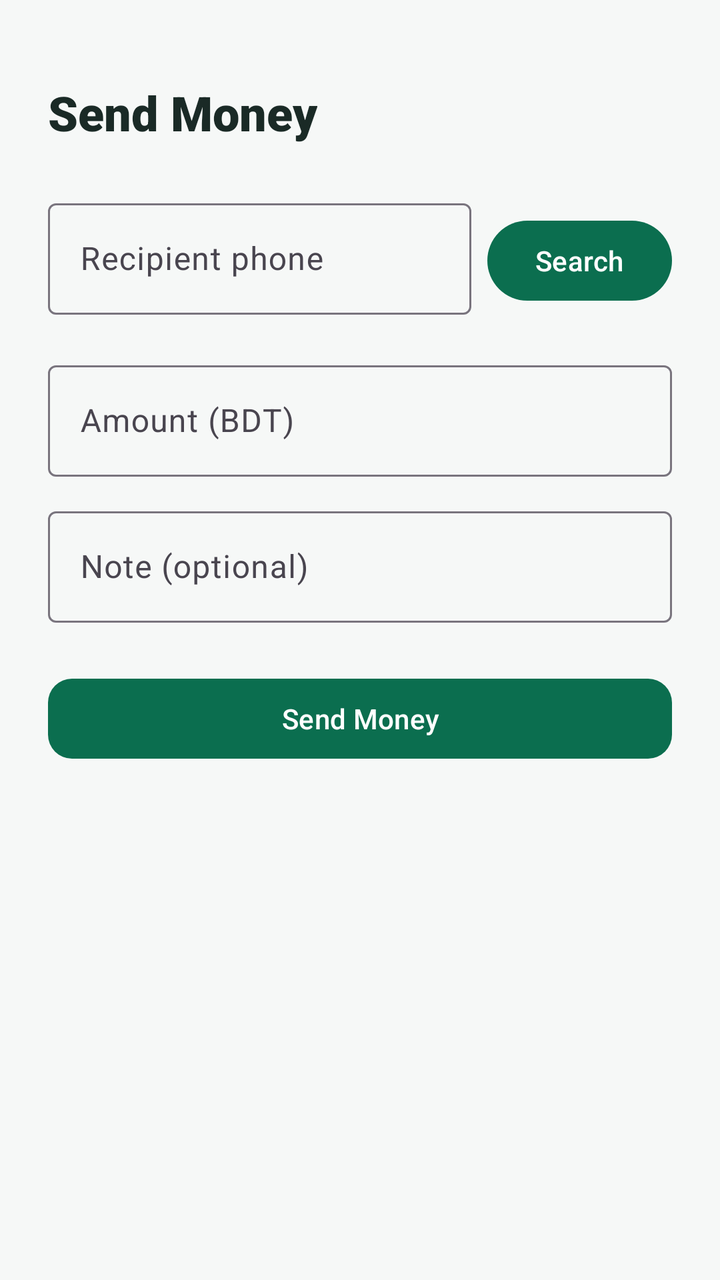
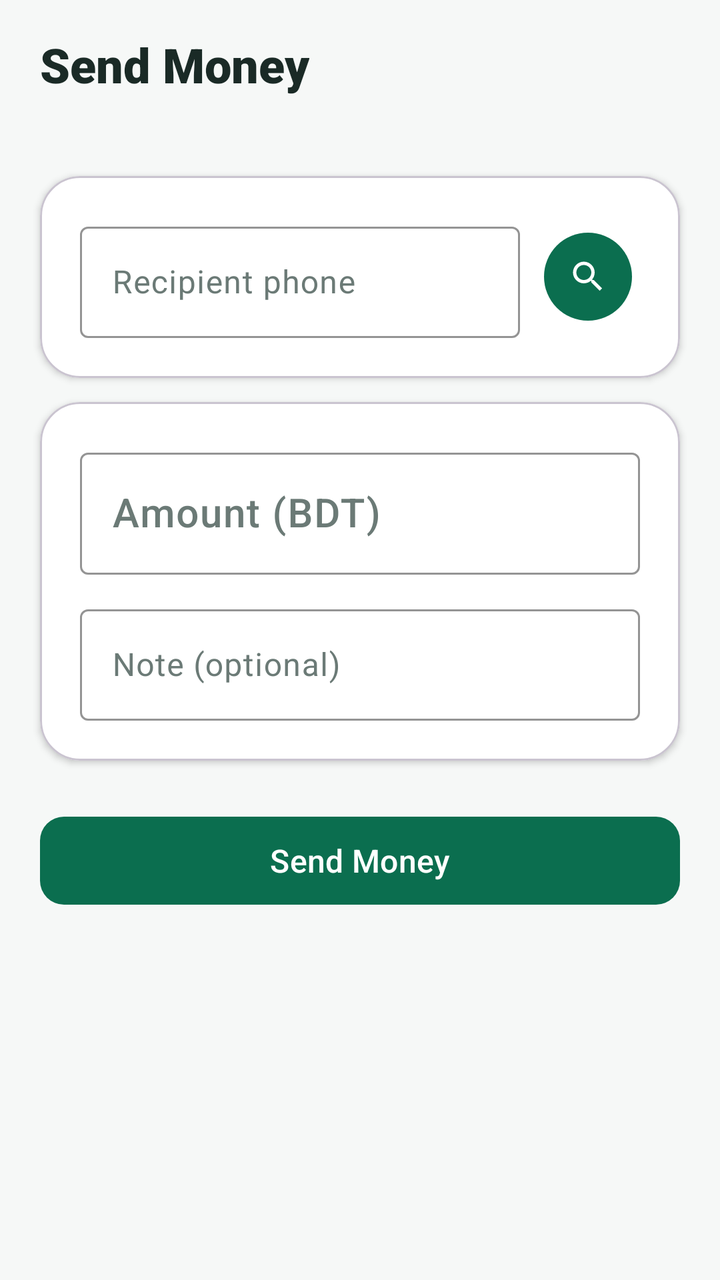

Compare the two renders of this Android layout. The source of the first and the diff that turns it into the second are given below.
<!-- AndroidManifest.xml: application theme Theme.QuickPay -->
<!-- res/layout/fragment_send_money.xml -->
<?xml version="1.0" encoding="utf-8"?>
<ScrollView xmlns:android="http://schemas.android.com/apk/res/android"
    xmlns:app="http://schemas.android.com/apk/res-auto"
    android:layout_width="match_parent"
    android:layout_height="match_parent"
    android:background="@color/bg"
    android:fillViewport="true">

    <LinearLayout
        android:layout_width="match_parent"
        android:layout_height="wrap_content"
        android:orientation="vertical"
        android:padding="24dp">

        <TextView
            android:layout_width="wrap_content"
            android:layout_height="wrap_content"
            android:layout_marginTop="16dp"
            android:fontFamily="sans-serif-black"
            android:text="@string/send_money_title"
            android:textColor="@color/text_primary"
            android:textSize="24sp" />

        <LinearLayout
            android:layout_width="match_parent"
            android:layout_height="wrap_content"
            android:layout_marginTop="24dp"
            android:orientation="horizontal">

            <com.google.android.material.textfield.TextInputLayout
                android:id="@+id/phoneInputLayout"
                style="@style/Widget.Material3.TextInputLayout.OutlinedBox"
                android:layout_width="0dp"
                android:layout_height="wrap_content"
                android:layout_weight="1"
                android:hint="@string/recipient_phone_label">

                <com.google.android.material.textfield.TextInputEditText
                    android:id="@+id/phoneInput"
                    android:layout_width="match_parent"
                    android:layout_height="wrap_content"
                    android:inputType="phone"
                    android:maxLines="1" />
            </com.google.android.material.textfield.TextInputLayout>

            <com.google.android.material.button.MaterialButton
                android:id="@+id/searchButton"
                android:layout_width="wrap_content"
                android:layout_height="wrap_content"
                android:layout_marginStart="8dp"
                android:text="@string/search_button"
                android:textAllCaps="false" />
        </LinearLayout>

        <com.google.android.material.card.MaterialCardView
            android:id="@+id/recipientCard"
            android:layout_width="match_parent"
            android:layout_height="wrap_content"
            android:layout_marginTop="16dp"
            android:visibility="gone"
            app:cardBackgroundColor="@color/card_bg"
            app:cardCornerRadius="12dp">

            <LinearLayout
                android:layout_width="match_parent"
                android:layout_height="wrap_content"
                android:orientation="vertical"
                android:padding="16dp">

                <TextView
                    android:layout_width="wrap_content"
                    android:layout_height="wrap_content"
                    android:text="@string/recipient_found"
                    android:textColor="@color/text_secondary"
                    android:textSize="12sp" />

                <TextView
                    android:id="@+id/recipientName"
                    android:layout_width="wrap_content"
                    android:layout_height="wrap_content"
                    android:layout_marginTop="4dp"
                    android:textColor="@color/text_primary"
                    android:textSize="16sp"
                    android:textStyle="bold" />

                <TextView
                    android:id="@+id/recipientPhone"
                    android:layout_width="wrap_content"
                    android:layout_height="wrap_content"
                    android:textColor="@color/text_secondary"
                    android:textSize="13sp" />
            </LinearLayout>
        </com.google.android.material.card.MaterialCardView>

        <com.google.android.material.textfield.TextInputLayout
            android:id="@+id/amountInputLayout"
            style="@style/Widget.Material3.TextInputLayout.OutlinedBox"
            android:layout_width="match_parent"
            android:layout_height="wrap_content"
            android:layout_marginTop="20dp"
            android:hint="@string/amount_label">

            <com.google.android.material.textfield.TextInputEditText
                android:id="@+id/amountInput"
                android:layout_width="match_parent"
                android:layout_height="wrap_content"
                android:inputType="numberDecimal"
                android:maxLines="1" />
        </com.google.android.material.textfield.TextInputLayout>

        <com.google.android.material.textfield.TextInputLayout
            android:id="@+id/noteInputLayout"
            style="@style/Widget.Material3.TextInputLayout.OutlinedBox"
            android:layout_width="match_parent"
            android:layout_height="wrap_content"
            android:layout_marginTop="12dp"
            android:hint="@string/note_label">

            <com.google.android.material.textfield.TextInputEditText
                android:id="@+id/noteInput"
                android:layout_width="match_parent"
                android:layout_height="wrap_content"
                android:inputType="text"
                android:maxLines="1" />
        </com.google.android.material.textfield.TextInputLayout>

        <com.google.android.material.button.MaterialButton
            android:id="@+id/confirmButton"
            android:layout_width="match_parent"
            android:layout_height="wrap_content"
            android:layout_marginTop="24dp"
            android:text="@string/send_money_confirm"
            android:textAllCaps="false"
            app:cornerRadius="12dp" />

        <com.google.android.material.progressbar.CircularProgressIndicator
            android:id="@+id/progress"
            android:layout_width="wrap_content"
            android:layout_height="wrap_content"
            android:layout_gravity="center_horizontal"
            android:layout_marginTop="16dp"
            android:indeterminate="true"
            android:visibility="gone" />

    </LinearLayout>
</ScrollView>
<!-- resources referenced by this layout -->
<resources>
  <color name="bg">#F6F8F7</color>
  <color name="card_bg">#FFFFFFFF</color>
  <color name="text_primary">#1A2A26</color>
  <color name="text_secondary">#6B7A76</color>
  <string name="amount_label">Amount (BDT)</string>
  <string name="note_label">Note (optional)</string>
  <string name="recipient_found">Recipient found</string>
  <string name="recipient_phone_label">Recipient phone</string>
  <string name="search_button">Search</string>
  <string name="send_money_confirm">Send Money</string>
  <string name="send_money_title">Send Money</string>
  <style name="Theme.QuickPay" parent="Base.Theme.QuickPay" />
  <style name="Base.Theme.QuickPay" parent="Theme.Material3.DayNight.NoActionBar">
          <item name="colorPrimary">@color/primary</item>
          <item name="colorOnPrimary">@color/white</item>
          <item name="colorPrimaryContainer">@color/primary_light</item>
          <item name="colorOnPrimaryContainer">@color/primary_dark</item>
          <item name="colorSecondary">@color/accent</item>
          <item name="android:colorBackground">@color/bg</item>
          <item name="colorSurface">@color/bg</item>
          <item name="colorOnSurface">@color/text_primary</item>
      </style>
  <color name="primary">#0B6E4F</color>
  <color name="white">#FFFFFFFF</color>
  <color name="primary_light">#E6F4EF</color>
  <color name="primary_dark">#084C37</color>
  <color name="accent">#F2B632</color>
</resources>

<!-- the commit's change to res/layout/fragment_send_money.xml (unified diff, before → after) -->
@@ -9,138 +9,227 @@
     <LinearLayout
         android:layout_width="match_parent"
         android:layout_height="wrap_content"
-        android:orientation="vertical"
-        android:padding="24dp">
-
-        <TextView
-            android:layout_width="wrap_content"
-            android:layout_height="wrap_content"
-            android:layout_marginTop="16dp"
-            android:fontFamily="sans-serif-black"
-            android:text="@string/send_money_title"
-            android:textColor="@color/text_primary"
-            android:textSize="24sp" />
+        android:orientation="vertical">
 
         <LinearLayout
             android:layout_width="match_parent"
             android:layout_height="wrap_content"
-            android:layout_marginTop="24dp"
-            android:orientation="horizontal">
-
-            <com.google.android.material.textfield.TextInputLayout
-                android:id="@+id/phoneInputLayout"
-                style="@style/Widget.Material3.TextInputLayout.OutlinedBox"
-                android:layout_width="0dp"
-                android:layout_height="wrap_content"
-                android:layout_weight="1"
-                android:hint="@string/recipient_phone_label">
-
-                <com.google.android.material.textfield.TextInputEditText
-                    android:id="@+id/phoneInput"
-                    android:layout_width="match_parent"
-                    android:layout_height="wrap_content"
-                    android:inputType="phone"
-                    android:maxLines="1" />
-            </com.google.android.material.textfield.TextInputLayout>
-
-            <com.google.android.material.button.MaterialButton
-                android:id="@+id/searchButton"
+            android:orientation="vertical"
+            android:paddingStart="@dimen/screen_padding"
+            android:paddingTop="@dimen/spacing_lg"
+            android:paddingEnd="@dimen/screen_padding">
+
+            <TextView
                 android:layout_width="wrap_content"
                 android:layout_height="wrap_content"
-                android:layout_marginStart="8dp"
-                android:text="@string/search_button"
-                android:textAllCaps="false" />
+                android:fontFamily="sans-serif-black"
+                android:text="@string/send_money_title"
+                android:textColor="@color/text_primary"
+                android:textSize="24sp" />
+
+            <TextView
+                android:layout_width="wrap_content"
+                android:layout_height="wrap_content"
+                android:layout_marginTop="2dp"
+                android:text="@string/recipient_phone_label"
+                android:textColor="@color/text_secondary"
+                android:textSize="13sp"
+                android:visibility="invisible" />
         </LinearLayout>
 
         <com.google.android.material.card.MaterialCardView
-            android:id="@+id/recipientCard"
-            android:layout_width="match_parent"
-            android:layout_height="wrap_content"
-            android:layout_marginTop="16dp"
-            android:visibility="gone"
+            android:layout_width="match_parent"
+            android:layout_height="wrap_content"
+            android:layout_marginStart="@dimen/screen_padding"
+            android:layout_marginTop="@dimen/spacing_xl"
+            android:layout_marginEnd="@dimen/screen_padding"
             app:cardBackgroundColor="@color/card_bg"
-            app:cardCornerRadius="12dp">
+            app:cardCornerRadius="@dimen/corner_xlarge"
+            app:cardElevation="@dimen/elevation_low">
 
             <LinearLayout
                 android:layout_width="match_parent"
                 android:layout_height="wrap_content"
                 android:orientation="vertical"
-                android:padding="16dp">
-
-                <TextView
-                    android:layout_width="wrap_content"
-                    android:layout_height="wrap_content"
-                    android:text="@string/recipient_found"
-                    android:textColor="@color/text_secondary"
-                    android:textSize="12sp" />
-
-                <TextView
-                    android:id="@+id/recipientName"
-                    android:layout_width="wrap_content"
-                    android:layout_height="wrap_content"
-                    android:layout_marginTop="4dp"
-                    android:textColor="@color/text_primary"
-                    android:textSize="16sp"
-                    android:textStyle="bold" />
-
-                <TextView
-                    android:id="@+id/recipientPhone"
-                    android:layout_width="wrap_content"
-                    android:layout_height="wrap_content"
-                    android:textColor="@color/text_secondary"
-                    android:textSize="13sp" />
+                android:padding="@dimen/spacing_xl">
+
+                <LinearLayout
+                    android:layout_width="match_parent"
+                    android:layout_height="wrap_content"
+                    android:gravity="center_vertical"
+                    android:orientation="horizontal">
+
+                    <com.google.android.material.textfield.TextInputLayout
+                        android:id="@+id/phoneInputLayout"
+                        style="@style/QuickPay.TextInput"
+                        android:layout_width="0dp"
+                        android:layout_height="wrap_content"
+                        android:layout_weight="1"
+                        android:hint="@string/recipient_phone_label">
+
+                        <com.google.android.material.textfield.TextInputEditText
+                            android:id="@+id/phoneInput"
+                            android:layout_width="match_parent"
+                            android:layout_height="wrap_content"
+                            android:inputType="phone"
+                            android:maxLines="1" />
+                    </com.google.android.material.textfield.TextInputLayout>
+
+                    <com.google.android.material.button.MaterialButton
+                        android:id="@+id/searchButton"
+                        style="@style/Widget.Material3.Button.IconButton.Filled"
+                        android:layout_width="52dp"
+                        android:layout_height="52dp"
+                        android:layout_marginStart="@dimen/spacing_sm"
+                        android:contentDescription="@string/search_button"
+                        app:backgroundTint="@color/primary"
+                        app:icon="@drawable/ic_search"
+                        app:iconGravity="textStart"
+                        app:iconTint="@color/white" />
+                </LinearLayout>
+
+                
+                <com.google.android.material.card.MaterialCardView
+                    android:id="@+id/recipientCard"
+                    android:layout_width="match_parent"
+                    android:layout_height="wrap_content"
+                    android:layout_marginTop="@dimen/spacing_lg"
+                    android:visibility="gone"
+                    app:cardBackgroundColor="@color/primary_light"
+                    app:cardCornerRadius="@dimen/corner_medium"
+                    app:cardElevation="0dp">
+
+                    <LinearLayout
+                        android:layout_width="match_parent"
+                        android:layout_height="wrap_content"
+                        android:gravity="center_vertical"
+                        android:orientation="horizontal"
+                        android:padding="@dimen/spacing_md">
+
+                        <FrameLayout
+                            android:layout_width="40dp"
+                            android:layout_height="40dp"
+                            android:background="@drawable/bg_brand_circle">
+
+                            <TextView
+                                android:id="@+id/recipientInitial"
+                                android:layout_width="wrap_content"
+                                android:layout_height="wrap_content"
+                                android:layout_gravity="center"
+                                android:fontFamily="sans-serif-black"
+                                android:textColor="@color/white"
+                                android:textSize="16sp" />
+                        </FrameLayout>
+
+                        <LinearLayout
+                            android:layout_width="0dp"
+                            android:layout_height="wrap_content"
+                            android:layout_marginStart="@dimen/spacing_md"
+                            android:layout_weight="1"
+                            android:orientation="vertical">
+
+                            <TextView
+                                android:layout_width="wrap_content"
+                                android:layout_height="wrap_content"
+                                android:letterSpacing="0.06"
+                                android:text="@string/recipient_found"
+                                android:textAllCaps="true"
+                                android:textColor="@color/text_secondary"
+                                android:textSize="9sp"
+                                android:textStyle="bold" />
+
+                            <TextView
+                                android:id="@+id/recipientName"
+                                android:layout_width="wrap_content"
+                                android:layout_height="wrap_content"
+                                android:textColor="@color/text_primary"
+                                android:textSize="15sp"
+                                android:textStyle="bold" />
+
+                            <TextView
+                                android:id="@+id/recipientPhone"
+                                android:layout_width="wrap_content"
+                                android:layout_height="wrap_content"
+                                android:textColor="@color/text_secondary"
+                                android:textSize="12sp" />
+                        </LinearLayout>
+                    </LinearLayout>
+                </com.google.android.material.card.MaterialCardView>
             </LinearLayout>
         </com.google.android.material.card.MaterialCardView>
 
-        <com.google.android.material.textfield.TextInputLayout
-            android:id="@+id/amountInputLayout"
-            style="@style/Widget.Material3.TextInputLayout.OutlinedBox"
-            android:layout_width="match_parent"
-            android:layout_height="wrap_content"
-            android:layout_marginTop="20dp"
-            android:hint="@string/amount_label">
-
-            <com.google.android.material.textfield.TextInputEditText
-                android:id="@+id/amountInput"
+        
+        <com.google.android.material.card.MaterialCardView
+            android:layout_width="match_parent"
+            android:layout_height="wrap_content"
+            android:layout_marginStart="@dimen/screen_padding"
+            android:layout_marginTop="@dimen/spacing_md"
+            android:layout_marginEnd="@dimen/screen_padding"
+            app:cardBackgroundColor="@color/card_bg"
+            app:cardCornerRadius="@dimen/corner_xlarge"
+            app:cardElevation="@dimen/elevation_low">
+
+            <LinearLayout
                 android:layout_width="match_parent"
                 android:layout_height="wrap_content"
-                android:inputType="numberDecimal"
-                android:maxLines="1" />
-        </com.google.android.material.textfield.TextInputLayout>
-
-        <com.google.android.material.textfield.TextInputLayout
-            android:id="@+id/noteInputLayout"
-            style="@style/Widget.Material3.TextInputLayout.OutlinedBox"
-            android:layout_width="match_parent"
-            android:layout_height="wrap_content"
-            android:layout_marginTop="12dp"
-            android:hint="@string/note_label">
-
-            <com.google.android.material.textfield.TextInputEditText
-                android:id="@+id/noteInput"
-                android:layout_width="match_parent"
-                android:layout_height="wrap_content"
-                android:inputType="text"
-                android:maxLines="1" />
-        </com.google.android.material.textfield.TextInputLayout>
+                android:orientation="vertical"
+                android:padding="@dimen/spacing_xl">
+
+                <com.google.android.material.textfield.TextInputLayout
+                    android:id="@+id/amountInputLayout"
+                    style="@style/QuickPay.TextInput"
+                    android:layout_width="match_parent"
+                    android:layout_height="wrap_content"
+                    android:hint="@string/amount_label"
+                    app:prefixText="৳">
+
+                    <com.google.android.material.textfield.TextInputEditText
+                        android:id="@+id/amountInput"
+                        android:layout_width="match_parent"
+                        android:layout_height="wrap_content"
+                        android:fontFamily="sans-serif-medium"
+                        android:inputType="numberDecimal"
+                        android:maxLines="1"
+                        android:textSize="20sp" />
+                </com.google.android.material.textfield.TextInputLayout>
+
+                <com.google.android.material.textfield.TextInputLayout
+                    android:id="@+id/noteInputLayout"
+                    style="@style/QuickPay.TextInput"
+                    android:layout_width="match_parent"
+                    android:layout_height="wrap_content"
+                    android:layout_marginTop="@dimen/spacing_md"
+                    android:hint="@string/note_label">
+
+                    <com.google.android.material.textfield.TextInputEditText
+                        android:id="@+id/noteInput"
+                        android:layout_width="match_parent"
+                        android:layout_height="wrap_content"
+                        android:inputType="text"
+                        android:maxLines="1" />
+                </com.google.android.material.textfield.TextInputLayout>
+            </LinearLayout>
+        </com.google.android.material.card.MaterialCardView>
 
         <com.google.android.material.button.MaterialButton
             android:id="@+id/confirmButton"
-            android:layout_width="match_parent"
-            android:layout_height="wrap_content"
-            android:layout_marginTop="24dp"
-            android:text="@string/send_money_confirm"
-            android:textAllCaps="false"
-            app:cornerRadius="12dp" />
-
-        <com.google.android.material.progressbar.CircularProgressIndicator
+            style="@style/QuickPay.Button.Primary"
+            android:layout_width="match_parent"
+            android:layout_height="wrap_content"
+            android:layout_marginStart="@dimen/screen_padding"
+            android:layout_marginTop="@dimen/spacing_xxl"
+            android:layout_marginEnd="@dimen/screen_padding"
+            android:text="@string/send_money_confirm" />
+
+        <com.google.android.material.progressindicator.CircularProgressIndicator
             android:id="@+id/progress"
             android:layout_width="wrap_content"
             android:layout_height="wrap_content"
             android:layout_gravity="center_horizontal"
-            android:layout_marginTop="16dp"
+            android:layout_marginTop="@dimen/spacing_lg"
             android:indeterminate="true"
-            android:visibility="gone" />
+            android:visibility="gone"
+            app:indicatorColor="@color/primary" />
 
     </LinearLayout>
 </ScrollView>
<!-- resource entries referenced after the edit -->
@@ -11,7 +11,28 @@
   <string name="search_button">Search</string>
   <string name="send_money_confirm">Send Money</string>
   <string name="send_money_title">Send Money</string>
+  <style name="QuickPay.Button.Primary" parent="Widget.Material3.Button">
+          <item name="android:textColor">@color/white</item>
+          <item name="backgroundTint">@color/primary</item>
+          <item name="cornerRadius">@dimen/corner_medium</item>
+          <item name="android:minHeight">@dimen/button_height</item>
+          <item name="android:paddingStart">@dimen/spacing_xxl</item>
+          <item name="android:paddingEnd">@dimen/spacing_xxl</item>
+          <item name="android:fontFamily">sans-serif-medium</item>
+          <item name="android:textSize">16sp</item>
+          <item name="android:textAllCaps">false</item>
+      </style>
+  <style name="QuickPay.TextInput" parent="Widget.Material3.TextInputLayout.OutlinedBox">
+          <item name="boxStrokeColor">@color/primary</item>
+          <item name="boxStrokeErrorColor">@color/danger</item>
+          <item name="hintTextColor">@color/text_secondary</item>
+          <item name="cornerRadius">@dimen/corner_small</item>
+          <item name="android:textColorHint">@color/text_secondary</item>
+      </style>
   <style name="Theme.QuickPay" parent="Base.Theme.QuickPay" />
+  <dimen name="button_height">52dp</dimen>
+  <color name="danger">#C62828</color>
+  <dimen name="corner_small">8dp</dimen>
   <style name="Base.Theme.QuickPay" parent="Theme.Material3.DayNight.NoActionBar">
           <item name="colorPrimary">@color/primary</item>
           <item name="colorOnPrimary">@color/white</item>
@@ -21,9 +42,36 @@
           <item name="android:colorBackground">@color/bg</item>
           <item name="colorSurface">@color/bg</item>
           <item name="colorOnSurface">@color/text_primary</item>
+          <item name="android:statusBarColor">@color/primary_dark</item>
+          <item name="android:navigationBarColor">@color/white</item>
+          <item name="android:windowLightStatusBar">false</item>
       </style>
   <color name="primary">#0B6E4F</color>
   <color name="white">#FFFFFFFF</color>
+  <dimen name="corner_medium">12dp</dimen>
+  <dimen name="corner_xlarge">20dp</dimen>
+  <dimen name="elevation_low">2dp</dimen>
+  <dimen name="screen_padding">20dp</dimen>
+  <dimen name="spacing_lg">16dp</dimen>
+  <dimen name="spacing_md">12dp</dimen>
+  <dimen name="spacing_sm">8dp</dimen>
+  <dimen name="spacing_xl">20dp</dimen>
+  <dimen name="spacing_xxl">24dp</dimen>
+  <!-- drawable bg_brand_circle (drawable) -->
+  <shape xmlns:android="http://schemas.android.com/apk/res/android"
+      android:shape="oval">
+      <solid android:color="@color/primary" />
+  </shape>
+  <!-- drawable ic_search (drawable) -->
+  <vector xmlns:android="http://schemas.android.com/apk/res/android"
+      android:width="24dp"
+      android:height="24dp"
+      android:viewportWidth="24"
+      android:viewportHeight="24">
+      <path
+          android:fillColor="#FF000000"
+          android:pathData="M15.5,14h-0.79l-0.28,-0.27C15.41,12.59 16,11.11 16,9.5 16,5.91 13.09,3 9.5,3S3,5.91 3,9.5 5.91,16 9.5,16c1.61,0 3.09,-0.59 4.23,-1.57l0.27,0.28v0.79l5,4.99L20.49,19l-4.99,-5zM9.5,14C7.01,14 5,11.99 5,9.5S7.01,5 9.5,5 14,7.01 14,9.5 11.99,14 9.5,14z" />
+  </vector>
   <color name="primary_light">#E6F4EF</color>
   <color name="primary_dark">#084C37</color>
   <color name="accent">#F2B632</color>
